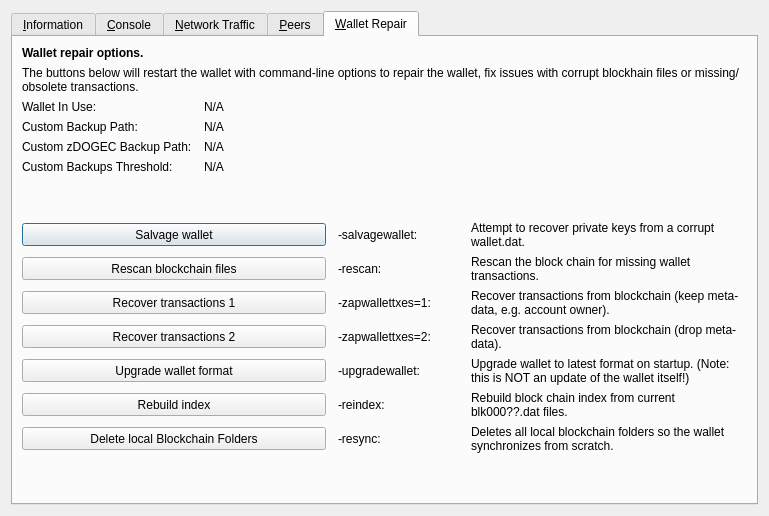
Old version of the form src/qt/forms/rpcconsole.ui in the repository dogecash/dogecash-old.
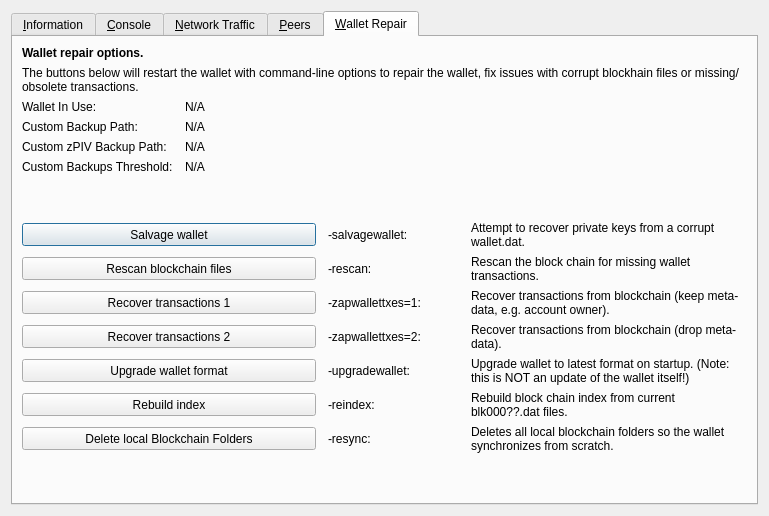
New version of the form. The open tabs and pages were chosen to show the change. Icons and pictures are not drawn. Custom widgets are drawn as their Qt base class.

The edit to the form file:
```diff
--- a/src/qt/forms/rpcconsole.ui
+++ b/src/qt/forms/rpcconsole.ui
@@ -1359,7 +1359,7 @@
           <bool>false</bool>
          </property>
          <property name="text">
-          <string>Custom zDOGEC Backup Path:</string>
+          <string>Custom zPIV Backup Path:</string>
          </property>
         </widget>
        </item>
```
Left out of the diff: 4 changed lines with no effect on the pictures.
